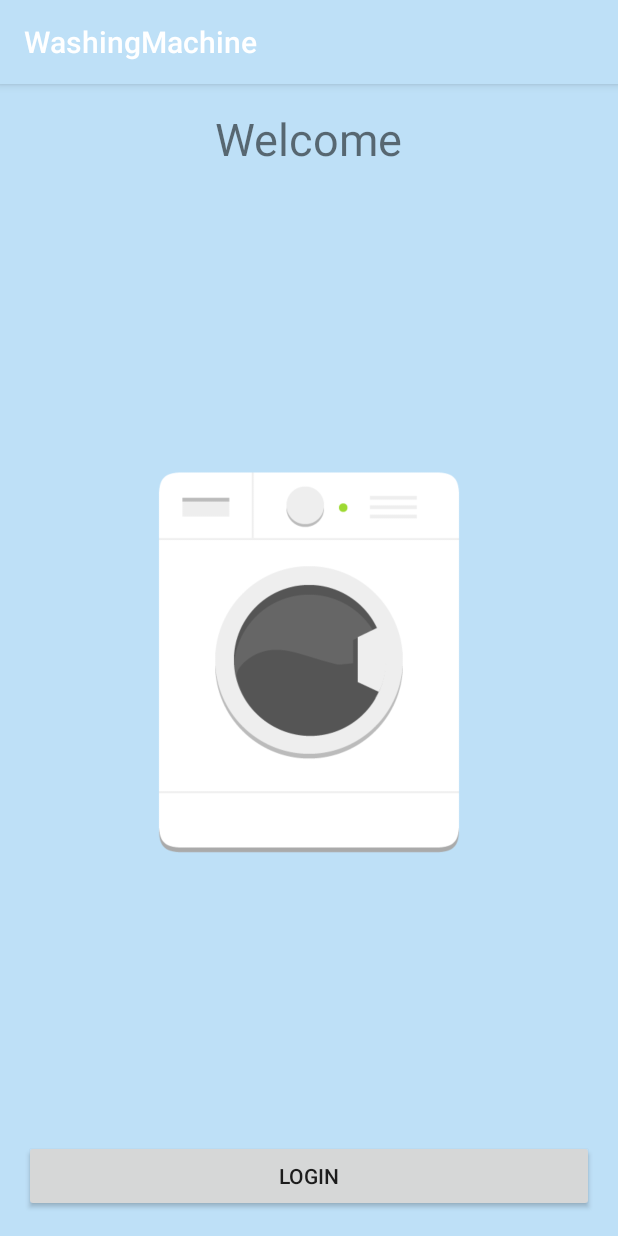
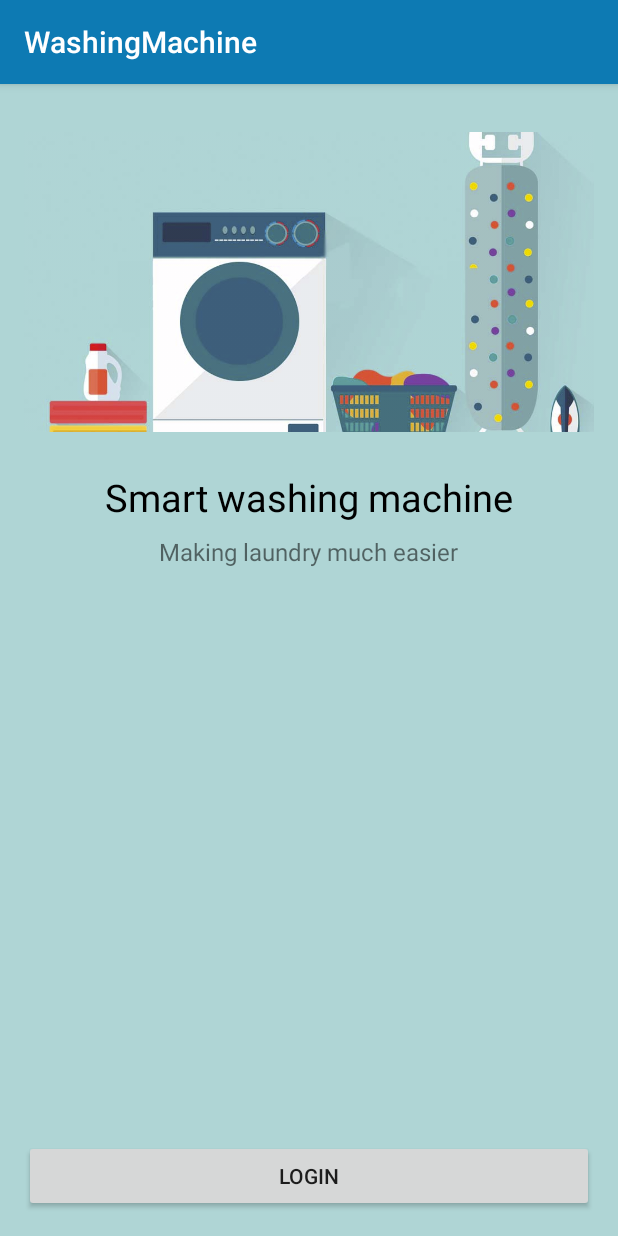
Before and after one commit to hsahot12/WashingMachine, an Android app: the screen it shows after launch (AuthenticationActivity), on a phone screen of 412 x 824 dp. Run offline under Robolectric (Android 15) with nearby library versions, the phone set to English and light mode, and no system bars; our stand-ins replace Volley; libraries missing offline, so code that uses them is left out: com.auth0.core, com.auth0.googleplus, com.auth0.lock, io.realm; 4 statements that could not run were skipped.

Commit message:
Optimized code

```diff
--- a/app/src/main/AndroidManifest.xml
+++ b/app/src/main/AndroidManifest.xml
@@ -65,7 +65,7 @@
         </activity>
         <activity android:name=".RegisterWashingMachineActivity" />
         <activity android:name=".WashingMachineActivity" />
-        <activity android:name=".InsertClothActivity"/>
+        <activity android:name=".InsertClothesActivity"/>
     </application>
 
 </manifest>
--- a/app/src/main/java/icte/cph/aau/washingmachine/AuthenticationActivity.java
+++ b/app/src/main/java/icte/cph/aau/washingmachine/AuthenticationActivity.java
@@ -10,8 +10,6 @@ import android.support.v7.app.AppCompatActivity;
 import android.util.Log;
 import android.view.View;
 import android.widget.Button;
-import android.widget.ImageView;
-import android.widget.TextView;
 import android.widget.Toast;
 
 import com.android.volley.Request;
@@ -22,7 +20,6 @@ import com.auth0.core.Token;
 import com.auth0.core.UserProfile;
 import com.auth0.lock.Lock;
 import com.auth0.lock.LockActivity;
-import com.bumptech.glide.Glide;
 
 import org.json.JSONException;
 import org.json.JSONObject;
@@ -36,10 +33,6 @@ import icte.cph.aau.washingmachine.utils.VolleyJsonRequest;
 import icte.cph.aau.washingmachine.utils.VolleySingleTon;
 
 public class AuthenticationActivity extends AppCompatActivity {
-    private TextView user_information;
-    private ImageView imageView;
-    private Button registerWashingMachineButton;
-    private Button login_button;
 
     private static final String TAG = AuthenticationActivity.class.getSimpleName();
     private LocalBroadcastManager broadcastManager;
@@ -48,40 +41,44 @@ public class AuthenticationActivity extends AppCompatActivity {
         @Override
         public void onReceive(Context context, Intent intent) {
 
+            //Retrieve user information from the ID provider via Auth0
             UserProfile profile = intent.getParcelableExtra(Lock.AUTHENTICATION_ACTION_PROFILE_PARAMETER);
             String userID = profile.getId();
             String email = profile.getEmail();
             String name = profile.getName();
             String profilePic = profile.getPictureURL();
 
+            //Get a token object, which returns an Access-token, ID-token etc.
+            Token token = intent.getParcelableExtra(Lock.AUTHENTICATION_ACTION_TOKEN_PARAMETER);
+            String idToken = token.getIdToken();
+            String accessToken = token.getAccessToken();
 
+            //Concatenate all user information into one String
             String userInfo =
                     "UID: " + userID + "\n"
                             + "Email: " + email + "\n"
                             + "Name: " + name + "\n"
                             + "Picture: " + profilePic + "\n";
 
-            Log.d(TAG, "onReceive: profile: " + user_information);
-            user_information.setText(userInfo);
-            Glide.with(AuthenticationActivity.this)
-                    .load(profilePic)
-                    .into(imageView);
-
-            Token token = intent.getParcelableExtra(Lock.AUTHENTICATION_ACTION_TOKEN_PARAMETER);
+            Log.d(TAG, "onReceive: profile: " + userInfo);
             Log.d(TAG, "onReceive: Token: "
                     + "Access token: "
-                    + token.getAccessToken() + "\n"
-                    + "ID token: " + token.getIdToken());
+                    + accessToken + "\n"
+                    + "ID token: " + idToken);
 
+            //Divide the user's name into their first name and last name.
             int i = name.indexOf(' ');
             String fname = name.substring(0, i);
             String lname = name.substring(i);
 
+            //Insert retrieved user information into WM's database
             insertUser(userID, fname, lname, email);
 
+            //Save the UID in cache locally on the phone.
             SharedPreferencesHolder sp = new SharedPreferencesHolder(AuthenticationActivity.this);
             sp.saveString(Constants.SP_UID, userID);
 
+            //Start next Activity
             startActivity(new Intent(AuthenticationActivity.this,   WashingMachineActivity.class));
         }
     };
@@ -143,10 +140,7 @@ public class AuthenticationActivity extends AppCompatActivity {
         super.onCreate(savedInstanceState);
         setContentView(R.layout.activity_main);
 
-        user_information = (TextView) findViewById(R.id.user_information);
-        imageView = (ImageView) findViewById(R.id.imageView);
-
-        login_button = (Button) findViewById(R.id.login_button);
+        Button login_button = (Button) findViewById(R.id.login_button);
         login_button.setOnClickListener(new View.OnClickListener() {
             @Override
             public void onClick(View v) {
@@ -155,14 +149,6 @@ public class AuthenticationActivity extends AppCompatActivity {
         });
 
 
-        registerWashingMachineButton = (Button) findViewById(R.id.sign_in_button);
-        registerWashingMachineButton.setOnClickListener(new View.OnClickListener() {
-            @Override
-            public void onClick(View v) {
-                startActivity(new Intent(AuthenticationActivity.this, RegisterWashingMachineActivity.class));
-
-            }
-        });
         broadcastManager = LocalBroadcastManager.getInstance(this);
         broadcastManager.registerReceiver(authenticationReceiver, new IntentFilter(Lock.AUTHENTICATION_ACTION));
     }
--- a/app/src/main/java/icte/cph/aau/washingmachine/WashingMachineActivity.java
+++ b/app/src/main/java/icte/cph/aau/washingmachine/WashingMachineActivity.java
@@ -74,7 +74,8 @@ public class WashingMachineActivity extends AppCompatActivity {
         }
         loadMyWashingMachineData();
 
-        ItemClickSupport.addTo(my_washing_machine_recyclerview).setOnItemClickListener(new ItemClickSupport.OnItemClickListener() {
+        ItemClickSupport.addTo(my_washing_machine_recyclerview)
+                .setOnItemClickListener(new ItemClickSupport.OnItemClickListener() {
             @Override
             public void onItemClicked(RecyclerView recyclerView, int position, View v) {
                 RealmMyWashingMachine wms = adapter.getWashingMachine(position);
@@ -82,7 +83,7 @@ public class WashingMachineActivity extends AppCompatActivity {
                 String name = wms.getWashningMachineName();
                 String brand = wms.getWashingMachineBrand();
 
-                Intent intent = new Intent(WashingMachineActivity.this, InsertClothActivity.class);
+                Intent intent = new Intent(WashingMachineActivity.this, InsertClothesActivity.class);
                 intent.putExtra(Constants.INTENT_WMS_ID, id);
                 intent.putExtra(Constants.INTENT_WMS_NAME, name);
                 intent.putExtra(Constants.INTENT_WMS_BRAND, brand);
--- a/app/src/main/res/layout/activity_insert_cloth.xml
+++ b/app/src/main/res/layout/activity_insert_cloth.xml
@@ -8,7 +8,7 @@
     android:paddingLeft="@dimen/activity_horizontal_margin"
     android:paddingRight="@dimen/activity_horizontal_margin"
     android:paddingTop="@dimen/activity_vertical_margin"
-    tools:context="icte.cph.aau.washingmachine.InsertClothActivity">
+    tools:context=".InsertClothesActivity">
 
     <LinearLayout
         android:id="@+id/insert_clothes_wm_name"
--- a/app/src/main/res/layout/activity_main.xml
+++ b/app/src/main/res/layout/activity_main.xml
@@ -3,57 +3,65 @@
     xmlns:tools="http://schemas.android.com/tools"
     android:layout_width="match_parent"
     android:layout_height="match_parent"
-    android:background="#BEE0F7"
+    android:background="#AFD5D5"
     android:paddingBottom="@dimen/activity_vertical_margin"
     android:paddingLeft="@dimen/activity_horizontal_margin"
     android:paddingRight="@dimen/activity_horizontal_margin"
     android:paddingTop="@dimen/activity_vertical_margin"
     tools:context=".AuthenticationActivity">
 
-    <Button
-        android:id="@+id/sign_in_button"
-        android:layout_width="wrap_content"
-        android:layout_height="wrap_content"
-        android:layout_alignParentBottom="true"
-        android:layout_alignParentEnd="true"
-        android:layout_alignParentStart="true"
-        android:visibility="gone"
-        android:text="Register Washing Machine" />
 
-    <TextView
-        android:id="@+id/textView2"
-        android:layout_width="wrap_content"
-        android:layout_height="wrap_content"
-        android:layout_alignParentTop="true"
-        android:layout_centerHorizontal="true"
-        android:text="Welcome"
-        android:textSize="30sp" />
-
-    <ImageView
-        android:id="@+id/imageView"
-        android:layout_width="300dp"
-        android:layout_height="300dp"
-        android:src="@drawable/wm"
-        android:fitsSystemWindows="true"
-        android:scaleType="centerCrop"
-        android:layout_centerVertical="true"
-        android:layout_centerHorizontal="true" />
 
     <TextView
         android:id="@+id/user_information"
-        android:visibility="gone"
         android:layout_width="wrap_content"
         android:layout_height="wrap_content"
-        android:layout_below="@+id/imageView"
         android:layout_centerHorizontal="true"
+        android:visibility="gone"
         tools:text="Username, kasjdka 1203" />
 
     <Button
         android:id="@+id/login_button"
         android:layout_width="wrap_content"
         android:layout_height="wrap_content"
-        android:text="Login"
         android:layout_alignParentBottom="true"
+        android:layout_alignParentEnd="true"
         android:layout_alignParentStart="true"
-        android:layout_alignParentEnd="true" />
+        android:text="Login" />
+
+
+    <LinearLayout
+        android:layout_width="match_parent"
+        android:layout_height="wrap_content"
+        android:gravity="center"
+        android:orientation="vertical">
+
+        <ImageView
+            android:id="@+id/imageView"
+            android:layout_width="match_parent"
+            android:layout_height="200dp"
+            android:scaleType="centerCrop"
+            android:layout_marginTop="16dp"
+            android:fitsSystemWindows="true"
+            android:src="@drawable/laundry_banner" />
+
+        <TextView
+            android:id="@+id/textView2"
+            android:layout_width="wrap_content"
+            android:textColor="@android:color/black"
+            android:layout_height="wrap_content"
+            android:layout_marginTop="26dp"
+            android:text="Smart washing machine"
+            android:textSize="25sp" />
+
+        <TextView
+            android:id="@+id/textView3"
+            android:layout_width="wrap_content"
+            android:layout_height="wrap_content"
+            android:layout_marginTop="8dp"
+            android:text="Making laundry much easier"
+            android:textSize="16sp" />
+
+
+    </LinearLayout>
 </RelativeLayout>
--- a/app/src/main/res/values/colors.xml
+++ b/app/src/main/res/values/colors.xml
@@ -1,6 +1,6 @@
 <?xml version="1.0" encoding="utf-8"?>
 <resources>
-    <color name="colorPrimary">#BEE0F7</color>
-    <color name="colorPrimaryDark">#BEE0F7</color>
+    <color name="colorPrimary">#0D7AB3</color>
+    <color name="colorPrimaryDark">#0f5d85</color>
     <color name="colorAccent">#FF4081</color>
 </resources>
--- a/app/src/main/res/values/styles.xml
+++ b/app/src/main/res/values/styles.xml
@@ -8,4 +8,5 @@
         <item name="colorAccent">@color/colorAccent</item>
     </style>
 
+
 </resources>
```
Also changed, not shown: app/src/main/java/icte/cph/aau/washingmachine/InsertClothesActivity.java (renamed from app/src/main/java/icte/cph/aau/washingmachine/InsertClothActivity.java, +24 -24 lines), app/src/main/java/icte/cph/aau/washingmachine/RegisterWashingMachineActivity.java (+11 -19 lines), app/src/main/java/icte/cph/aau/washingmachine/adapter/InsertClothesAdapter.java (+19 -9 lines), app/src/main/java/icte/cph/aau/washingmachine/adapter/MyWMAdapter.java (+0 -16 lines), app/src/main/java/icte/cph/aau/washingmachine/adapter/SetupWMViewPagerAdapter.java (deleted, +0 -37 lines), app/src/main/java/icte/cph/aau/washingmachine/fragments/WashingMachineIDFragment.java (+11 -6 lines), app/src/main/java/icte/cph/aau/washingmachine/fragments/WashingMachinePINFragment.java (+6 -14 lines), app/src/main/java/icte/cph/aau/washingmachine/utils/Communicator.java (deleted, +0 -8 lines), app/src/main/java/icte/cph/aau/washingmachine/utils/IDPassListener.java (added, +9 -0 lines), app/src/main/java/icte/cph/aau/washingmachine/utils/TextChangedEvent.java (deleted, +0 -9 lines), app/src/main/res/layout/activity_main2.xml (+0 -9 lines), app/src/main/res/drawable/laundry_banner.jpg (added), app/src/main/res/drawable/washing_machine_icon.jpg (added).
